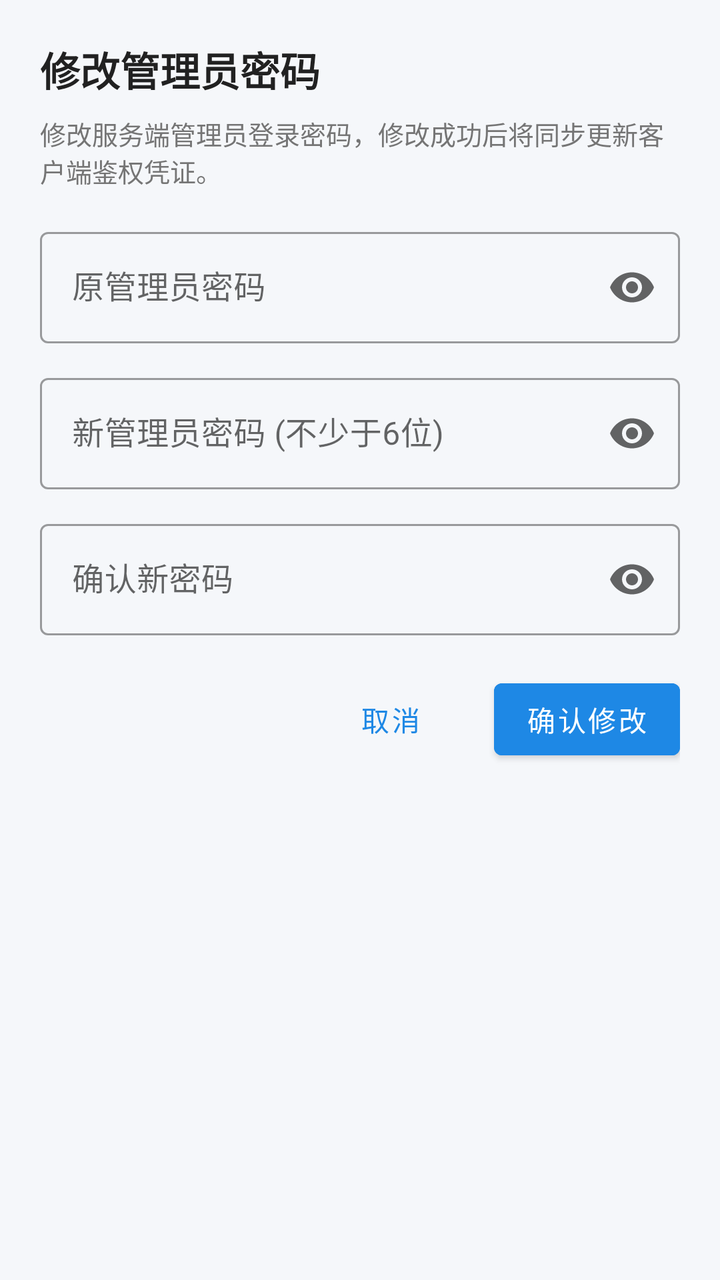
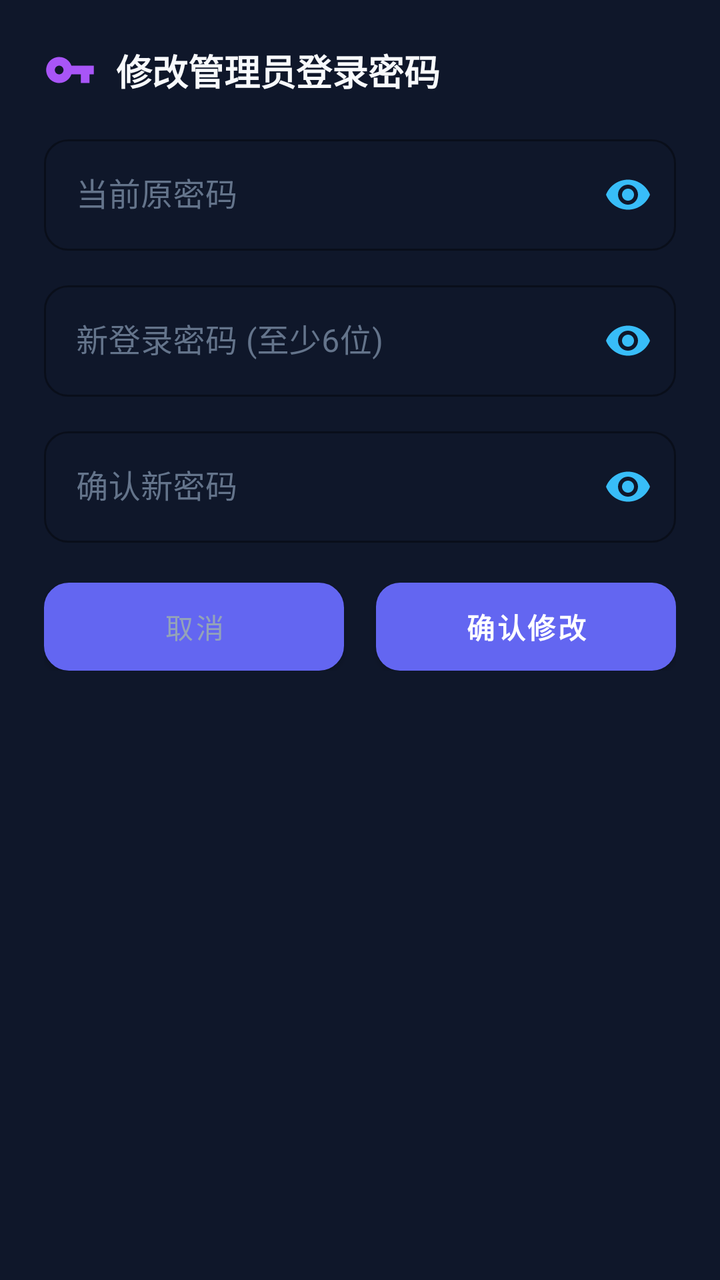

Before-and-after screenshots of an Android layout around one commit, followed by the original layout XML and the change that was made.
<!-- AndroidManifest.xml: application theme Theme.PwdManager -->
<!-- res/layout/dialog_change_password.xml -->
<?xml version="1.0" encoding="utf-8"?>
<ScrollView
    xmlns:android="http://schemas.android.com/apk/res/android"
    xmlns:app="http://schemas.android.com/apk/res-auto"
    android:layout_width="match_parent"
    android:layout_height="wrap_content"
    android:padding="20dp">

    <LinearLayout
        android:layout_width="match_parent"
        android:layout_height="wrap_content"
        android:orientation="vertical">

        <TextView
            android:layout_width="match_parent"
            android:layout_height="wrap_content"
            android:text="修改管理员密码"
            android:textColor="@color/text_primary"
            android:textSize="20sp"
            android:textStyle="bold"
            android:layout_marginBottom="8dp" />

        <TextView
            android:layout_width="match_parent"
            android:layout_height="wrap_content"
            android:text="修改服务端管理员登录密码，修改成功后将同步更新客户端鉴权凭证。"
            android:textColor="@color/text_secondary"
            android:textSize="13sp"
            android:layout_marginBottom="16dp" />

        
        <com.google.android.material.textfield.TextInputLayout
            android:layout_width="match_parent"
            android:layout_height="wrap_content"
            android:hint="原管理员密码"
            app:endIconMode="password_toggle"
            style="@style/Widget.MaterialComponents.TextInputLayout.OutlinedBox"
            android:layout_marginBottom="12dp">

            <com.google.android.material.textfield.TextInputEditText
                android:id="@+id/etCpOldPass"
                android:layout_width="match_parent"
                android:layout_height="wrap_content"
                android:inputType="textPassword"
                android:singleLine="true" />
        </com.google.android.material.textfield.TextInputLayout>

        
        <com.google.android.material.textfield.TextInputLayout
            android:layout_width="match_parent"
            android:layout_height="wrap_content"
            android:hint="新管理员密码 (不少于6位)"
            app:endIconMode="password_toggle"
            style="@style/Widget.MaterialComponents.TextInputLayout.OutlinedBox"
            android:layout_marginBottom="12dp">

            <com.google.android.material.textfield.TextInputEditText
                android:id="@+id/etCpNewPass"
                android:layout_width="match_parent"
                android:layout_height="wrap_content"
                android:inputType="textPassword"
                android:singleLine="true" />
        </com.google.android.material.textfield.TextInputLayout>

        
        <com.google.android.material.textfield.TextInputLayout
            android:layout_width="match_parent"
            android:layout_height="wrap_content"
            android:hint="确认新密码"
            app:endIconMode="password_toggle"
            style="@style/Widget.MaterialComponents.TextInputLayout.OutlinedBox"
            android:layout_marginBottom="18dp">

            <com.google.android.material.textfield.TextInputEditText
                android:id="@+id/etCpConfirmPass"
                android:layout_width="match_parent"
                android:layout_height="wrap_content"
                android:inputType="textPassword"
                android:singleLine="true" />
        </com.google.android.material.textfield.TextInputLayout>

        <LinearLayout
            android:layout_width="match_parent"
            android:layout_height="wrap_content"
            android:orientation="horizontal"
            android:gravity="end">

            <Button
                android:id="@+id/btnCpCancel"
                android:layout_width="wrap_content"
                android:layout_height="wrap_content"
                android:text="@string/cancel"
                style="@style/Widget.MaterialComponents.Button.TextButton"
                android:layout_marginEnd="8dp" />

            <Button
                android:id="@+id/btnCpSave"
                android:layout_width="wrap_content"
                android:layout_height="wrap_content"
                android:text="确认修改"
                android:backgroundTint="@color/primary"
                android:textColor="#FFFFFF" />

        </LinearLayout>

    </LinearLayout>

</ScrollView>
<!-- resources referenced by this layout -->
<resources>
  <color name="primary">#1E88E5</color>
  <color name="text_primary">#212121</color>
  <color name="text_secondary">#757575</color>
  <string name="cancel">取消</string>
  <style name="Theme.PwdManager" parent="Theme.MaterialComponents.Light.NoActionBar">
          <item name="colorPrimary">@color/primary</item>
          <item name="colorPrimaryDark">@color/primary_dark</item>
          <item name="colorAccent">@color/accent</item>
          <item name="android:windowBackground">@color/bg_light</item>
      </style>
  <color name="primary_dark">#1565C0</color>
  <color name="accent">#00ACC1</color>
  <color name="bg_light">#F5F7FA</color>
</resources>

<!-- the commit's change to res/layout/dialog_change_password.xml (unified diff, before → after) -->
@@ -4,77 +4,103 @@
     xmlns:app="http://schemas.android.com/apk/res-auto"
     android:layout_width="match_parent"
     android:layout_height="wrap_content"
-    android:padding="20dp">
+    android:background="@color/bg_surface"
+    android:padding="22dp">
 
     <LinearLayout
         android:layout_width="match_parent"
         android:layout_height="wrap_content"
         android:orientation="vertical">
 
-        <TextView
+        <LinearLayout
             android:layout_width="match_parent"
             android:layout_height="wrap_content"
-            android:text="修改管理员密码"
-            android:textColor="@color/text_primary"
-            android:textSize="20sp"
-            android:textStyle="bold"
-            android:layout_marginBottom="8dp" />
+            android:orientation="horizontal"
+            android:gravity="center_vertical"
+            android:layout_marginBottom="16dp">
 
-        <TextView
-            android:layout_width="match_parent"
-            android:layout_height="wrap_content"
-            android:text="修改服务端管理员登录密码，修改成功后将同步更新客户端鉴权凭证。"
-            android:textColor="@color/text_secondary"
-            android:textSize="13sp"
-            android:layout_marginBottom="16dp" />
+            <ImageView
+                android:layout_width="26dp"
+                android:layout_height="26dp"
+                android:src="@drawable/ic_key_vector"
+                android:contentDescription="Key Icon"
+                android:layout_marginEnd="10dp" />
 
-        
+            <TextView
+                android:layout_width="0dp"
+                android:layout_height="wrap_content"
+                android:layout_weight="1"
+                android:text="修改管理员登录密码"
+                android:textColor="@color/text_primary"
+                android:textSize="18sp"
+                android:textStyle="bold" />
+        </LinearLayout>
+
         <com.google.android.material.textfield.TextInputLayout
             android:layout_width="match_parent"
             android:layout_height="wrap_content"
-            android:hint="原管理员密码"
+            android:hint="当前原密码"
             app:endIconMode="password_toggle"
+            app:endIconTint="@color/accent"
             style="@style/Widget.MaterialComponents.TextInputLayout.OutlinedBox"
+            app:boxCornerRadiusTopStart="12dp"
+            app:boxCornerRadiusTopEnd="12dp"
+            app:boxCornerRadiusBottomStart="12dp"
+            app:boxCornerRadiusBottomEnd="12dp"
+            android:textColorHint="@color/text_hint"
             android:layout_marginBottom="12dp">
 
             <com.google.android.material.textfield.TextInputEditText
                 android:id="@+id/etCpOldPass"
                 android:layout_width="match_parent"
                 android:layout_height="wrap_content"
+                android:textColor="@color/text_primary"
                 android:inputType="textPassword"
                 android:singleLine="true" />
         </com.google.android.material.textfield.TextInputLayout>
 
-        
         <com.google.android.material.textfield.TextInputLayout
             android:layout_width="match_parent"
             android:layout_height="wrap_content"
-            android:hint="新管理员密码 (不少于6位)"
+            android:hint="新登录密码 (至少6位)"
             app:endIconMode="password_toggle"
+            app:endIconTint="@color/accent"
             style="@style/Widget.MaterialComponents.TextInputLayout.OutlinedBox"
+            app:boxCornerRadiusTopStart="12dp"
+            app:boxCornerRadiusTopEnd="12dp"
+            app:boxCornerRadiusBottomStart="12dp"
+            app:boxCornerRadiusBottomEnd="12dp"
+            android:textColorHint="@color/text_hint"
             android:layout_marginBottom="12dp">
 
             <com.google.android.material.textfield.TextInputEditText
                 android:id="@+id/etCpNewPass"
                 android:layout_width="match_parent"
                 android:layout_height="wrap_content"
+                android:textColor="@color/text_primary"
                 android:inputType="textPassword"
                 android:singleLine="true" />
         </com.google.android.material.textfield.TextInputLayout>
 
-        
         <com.google.android.material.textfield.TextInputLayout
             android:layout_width="match_parent"
             android:layout_height="wrap_content"
             android:hint="确认新密码"
             app:endIconMode="password_toggle"
+            app:endIconTint="@color/accent"
             style="@style/Widget.MaterialComponents.TextInputLayout.OutlinedBox"
-            android:layout_marginBottom="18dp">
+            app:boxCornerRadiusTopStart="12dp"
+            app:boxCornerRadiusTopEnd="12dp"
+            app:boxCornerRadiusBottomStart="12dp"
+            app:boxCornerRadiusBottomEnd="12dp"
+            android:textColorHint="@color/text_hint"
+            android:layout_marginBottom="20dp">
 
             <com.google.android.material.textfield.TextInputEditText
                 android:id="@+id/etCpConfirmPass"
                 android:layout_width="match_parent"
                 android:layout_height="wrap_content"
+                android:textColor="@color/text_primary"
                 android:inputType="textPassword"
                 android:singleLine="true" />
         </com.google.android.material.textfield.TextInputLayout>
@@ -87,20 +113,24 @@
 
             <Button
                 android:id="@+id/btnCpCancel"
-                android:layout_width="wrap_content"
-                android:layout_height="wrap_content"
-                android:text="@string/cancel"
-                style="@style/Widget.MaterialComponents.Button.TextButton"
+                android:layout_width="0dp"
+                android:layout_height="44dp"
+                android:layout_weight="1"
+                android:text="取消"
+                android:textColor="@color/text_secondary"
+                android:background="@drawable/bg_btn_outline"
                 android:layout_marginEnd="8dp" />
 
             <Button
                 android:id="@+id/btnCpSave"
-                android:layout_width="wrap_content"
-                android:layout_height="wrap_content"
+                android:layout_width="0dp"
+                android:layout_height="44dp"
+                android:layout_weight="1"
                 android:text="确认修改"
-                android:backgroundTint="@color/primary"
-                android:textColor="#FFFFFF" />
-
+                android:textColor="#FFFFFF"
+                android:textStyle="bold"
+                android:background="@drawable/bg_btn_gradient"
+                android:layout_marginStart="8dp" />
         </LinearLayout>
 
     </LinearLayout>
<!-- resource entries referenced after the edit -->
@@ -1,17 +1,62 @@
 <!-- resources referenced by this layout -->
 <resources>
-  <color name="primary">#1E88E5</color>
-  <color name="text_primary">#212121</color>
-  <color name="text_secondary">#757575</color>
-  <string name="cancel">取消</string>
-  <style name="Theme.PwdManager" parent="Theme.MaterialComponents.Light.NoActionBar">
+  <color name="primary">#6366F1</color>
+  <color name="bg_dark">#0B0F19</color>
+  <color name="text_primary">#F8FAFC</color>
+  <color name="text_secondary">#94A3B8</color>
+  <!-- drawable bg_btn_gradient (drawable) -->
+  <?xml version="1.0" encoding="utf-8"?>
+  <ripple xmlns:android="http://schemas.android.com/apk/res/android"
+      android:color="#40FFFFFF">
+      <item>
+          <shape android:shape="rectangle">
+              <corners android:radius="12dp" />
+              <gradient
+                  android:type="linear"
+                  android:angle="135"
+                  android:startColor="#6366F1"
+                  android:centerColor="#8B5CF6"
+                  android:endColor="#D946EF" />
+          </shape>
+      </item>
+  </ripple>
+  <!-- drawable bg_btn_outline (drawable) -->
+  <?xml version="1.0" encoding="utf-8"?>
+  <ripple xmlns:android="http://schemas.android.com/apk/res/android"
+      android:color="#2038BDF8">
+      <item>
+          <shape android:shape="rectangle">
+              <corners android:radius="12dp" />
+              <solid android:color="#1E293B" />
+              <stroke
+                  android:width="1dp"
+                  android:color="#334155" />
+          </shape>
+      </item>
+  </ripple>
+  <!-- drawable ic_key_vector (drawable) -->
+  <vector xmlns:android="http://schemas.android.com/apk/res/android"
+      android:width="24dp"
+      android:height="24dp"
+      android:viewportWidth="24"
+      android:viewportHeight="24">
+    <path
+        android:fillColor="#A855F7"
+        android:pathData="M12.65,10C11.83,7.67 9.61,6 7,6c-3.31,0 -6,2.69 -6,6s2.69,6 6,6c2.61,0 4.83,-1.67 5.65,-4H17v4h4v-4h2v-4H12.65zM7,14c-1.1,0 -2,-0.9 -2,-2s0.9,-2 2,-2 2,0.9 2,2 -0.9,2 -2,2z"/>
+  </vector>
+  <style name="Theme.PwdManager" parent="Theme.MaterialComponents.DayNight.NoActionBar">
           <item name="colorPrimary">@color/primary</item>
-          <item name="colorPrimaryDark">@color/primary_dark</item>
+          <item name="colorPrimaryDark">@color/bg_dark</item>
           <item name="colorAccent">@color/accent</item>
-          <item name="android:windowBackground">@color/bg_light</item>
+          <item name="android:windowBackground">@color/bg_dark</item>
+          <item name="android:statusBarColor">@color/bg_dark</item>
+          <item name="android:navigationBarColor">@color/bg_dark</item>
+          <item name="android:textColorPrimary">@color/text_primary</item>
+          <item name="android:textColorSecondary">@color/text_secondary</item>
+          <item name="textInputStyle">@style/Widget.MaterialComponents.TextInputLayout.OutlinedBox</item>
       </style>
-  <color name="primary_dark">#1565C0</color>
-  <color name="accent">#00ACC1</color>
-  <color name="bg_light">#F5F7FA</color>
+  <color name="accent">#38BDF8</color>
+  <color name="bg_surface">#0F172A</color>
+  <color name="text_hint">#64748B</color>
 </resources>
 
